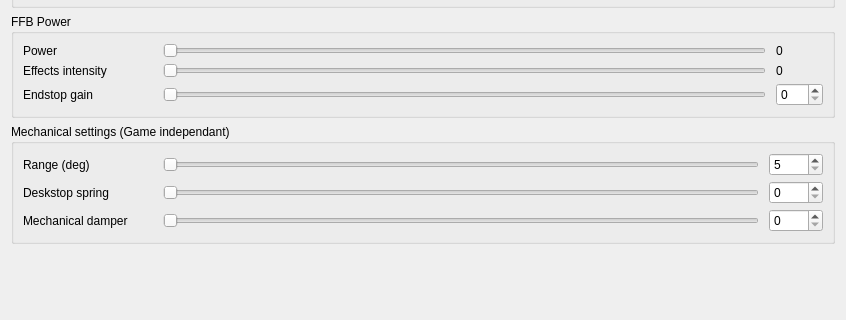
First picture: the form in res/axis_ui.ui, repository Ultrawipf/OpenFFBoard-configurator, before the edit; both pictures show x 0 to 846 and y 166 to 486 of the 846 by 486 pixel window.
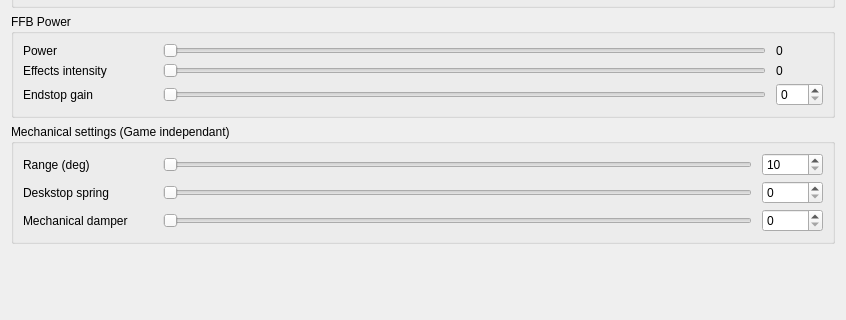
Second picture: the form after the edit.

Commit message: Update the UI Increase size of axis. fix bug on unregistering/reopen dialogbox.

```diff
--- a/res/axis_ui.ui
+++ b/res/axis_ui.ui
@@ -288,10 +288,13 @@
          <string/>
         </property>
         <property name="minimum">
-         <number>5</number>
+         <number>10</number>
         </property>
         <property name="maximum">
-         <number>1080</number>
+         <number>32767</number>
+        </property>
+        <property name="singleStep">
+         <number>10</number>
         </property>
        </widget>
       </item>
@@ -347,10 +350,16 @@
       <item row="0" column="1">
        <widget class="QSlider" name="horizontalSlider_degrees">
         <property name="minimum">
-         <number>5</number>
+         <number>10</number>
         </property>
         <property name="maximum">
-         <number>1080</number>
+         <number>1440</number>
+        </property>
+        <property name="singleStep">
+         <number>10</number>
+        </property>
+        <property name="value">
+         <number>10</number>
         </property>
         <property name="orientation">
          <enum>Qt::Horizontal</enum>
```
The commit also changes 3 other files.
